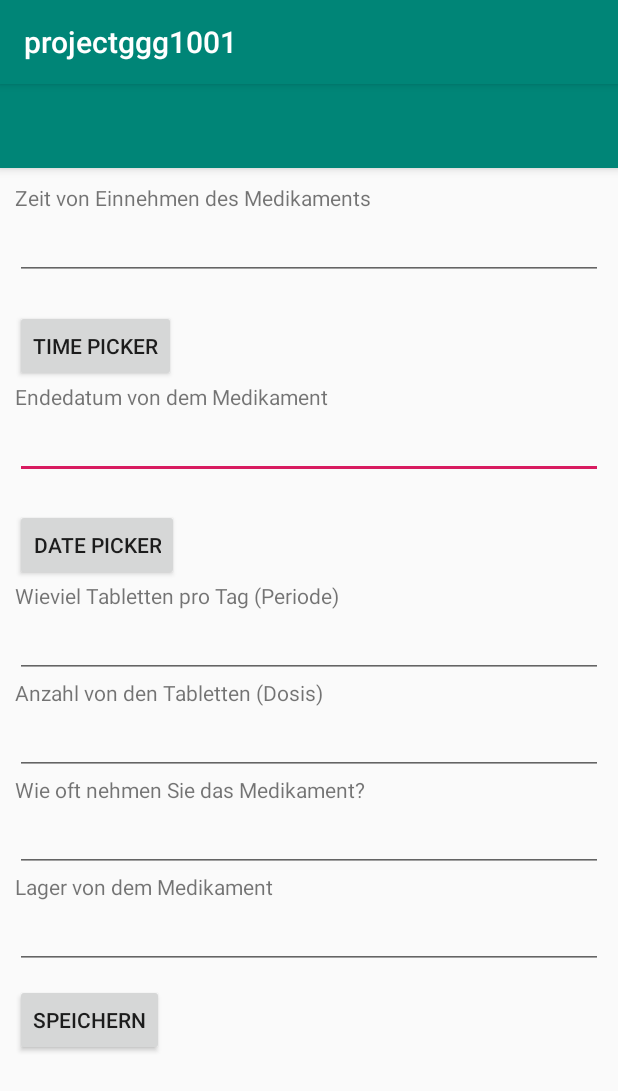
After one commit to gamzef/projectggg1001, an Android app: the MedspeichernActivity2 screen opened directly, with no data from a screen before it, on a phone screen of 412 x 824 dp. The commit adds this screen. Shown: the top 1091 px of the screen. Run offline under Robolectric (Android 15) with nearby library versions, the phone set to English and light mode, and no system bars; our stand-ins replace Firebase (no records; nobody signed in at launch, a user with empty details on screens opened directly).

Commit message:
date&time picker in Medikamente speichern

```diff
--- a/app/build.gradle
+++ b/app/build.gradle
@@ -42,6 +42,7 @@ dependencies {
     implementation 'androidx.cardview:cardview:1.0.0'
     implementation 'com.firebase:firebase-client-android:2.5.2'
     implementation 'com.github.bumptech.glide:glide:3.7.0'
+    implementation 'com.google.firebase:firebase-firestore:21.3.1'
 
 }
 apply plugin: 'com.google.gms.google-services'
--- a/app/src/main/AndroidManifest.xml
+++ b/app/src/main/AndroidManifest.xml
@@ -13,6 +13,7 @@
         android:roundIcon="@mipmap/ic_launcher_round"
         android:supportsRtl="true"
         android:theme="@style/AppTheme">
+        <activity android:name=".MedspeichernActivity2"></activity>
         <activity
             android:name=".MedspeichernActivity"
             android:label="@string/title_activity_medspeichern"
--- /dev/null
+++ b/app/src/main/java/com/example/projectggg1001/DatePickerFragment.java
@@ -0,0 +1,24 @@
+package com.example.projectggg1001;
+
+import android.app.DatePickerDialog;
+import android.app.Dialog;
+import android.os.Bundle;
+
+import androidx.annotation.NonNull;
+import androidx.annotation.Nullable;
+import androidx.fragment.app.DialogFragment;
+
+import java.util.Calendar;
+
+public class DatePickerFragment extends DialogFragment {
+
+    @NonNull
+    @Override
+    public Dialog onCreateDialog(@Nullable Bundle savedInstanceState) {
+        Calendar c = Calendar.getInstance();
+        int year = c.get(Calendar.YEAR);
+        int month = c.get(Calendar.MONTH);
+        int day = c.get(Calendar.DAY_OF_MONTH);
+        return new DatePickerDialog(getActivity(), (DatePickerDialog.OnDateSetListener) getActivity(), year, month, day);
+    }
+}
--- a/app/src/main/java/com/example/projectggg1001/MedspeichernActivity.java
+++ b/app/src/main/java/com/example/projectggg1001/MedspeichernActivity.java
@@ -1,21 +1,35 @@
 package com.example.projectggg1001;
 
+import android.content.Intent;
 import android.os.Bundle;
 
+import com.firebase.client.Firebase;
+import com.google.android.gms.tasks.OnFailureListener;
+import com.google.android.gms.tasks.OnSuccessListener;
 import com.google.android.material.floatingactionbutton.FloatingActionButton;
 import com.google.android.material.snackbar.Snackbar;
+import com.google.firebase.database.DatabaseReference;
+import com.google.firebase.database.FirebaseDatabase;
+import com.google.firebase.firestore.DocumentReference;
+import com.google.firebase.firestore.FirebaseFirestore;
 
+import androidx.annotation.NonNull;
 import androidx.appcompat.app.AppCompatActivity;
 import androidx.appcompat.widget.Toolbar;
 
 import android.view.View;
 import android.widget.Button;
 import android.widget.EditText;
+import android.widget.TextView;
 import android.widget.Toast;
+
+import java.util.HashMap;
 
 public class MedspeichernActivity extends AppCompatActivity {
     private EditText et_medikamente;
     private Button bt_medikamente;
+    private String medikamente_name;
+
 
     @Override
     protected void onCreate(Bundle savedInstanceState) {
@@ -24,6 +38,8 @@ public class MedspeichernActivity extends AppCompatActivity {
 
         et_medikamente = (EditText) findViewById(R.id.et_medikamente);
         bt_medikamente = (Button) findViewById(R.id.button_medikamente);
+        medikamente_name="";
+
         Toolbar toolbar = findViewById(R.id.toolbar);
         setSupportActionBar(toolbar);
 
@@ -35,6 +51,19 @@ public class MedspeichernActivity extends AppCompatActivity {
                         Toast.LENGTH_SHORT).show();
             }
         }
+
+
+        bt_medikamente.setOnClickListener(new View.OnClickListener() {
+            @Override
+            public void onClick(View v) {
+                medikamente_name = et_medikamente.getText().toString();
+                Intent intent2 = new Intent(MedspeichernActivity.this,MedspeichernActivity2.class);
+                intent2.putExtra("medname",medikamente_name);
+                startActivity(intent2);
+                finish();
+            }
+        });
     }
 
+
 }
--- /dev/null
+++ b/app/src/main/java/com/example/projectggg1001/MedspeichernActivity2.java
@@ -0,0 +1,148 @@
+package com.example.projectggg1001;
+
+import androidx.annotation.NonNull;
+import androidx.appcompat.app.AppCompatActivity;
+import androidx.fragment.app.DialogFragment;
+
+import android.app.DatePickerDialog;
+import android.app.TimePickerDialog;
+import android.content.Context;
+import android.content.Intent;
+import android.os.Bundle;
+import android.text.InputType;
+import android.view.MotionEvent;
+import android.view.View;
+import android.widget.Button;
+import android.widget.DatePicker;
+import android.widget.EditText;
+import android.widget.TextView;
+import android.widget.TimePicker;
+import android.widget.Toast;
+
+import com.google.android.gms.tasks.OnFailureListener;
+import com.google.android.gms.tasks.OnSuccessListener;
+import com.google.firebase.firestore.DocumentReference;
+import com.google.firebase.firestore.FirebaseFirestore;
+
+import java.sql.Time;
+import java.text.DateFormat;
+import java.util.Calendar;
+import java.util.HashMap;
+
+public class MedspeichernActivity2 extends AppCompatActivity implements TimePickerDialog.OnTimeSetListener, DatePickerDialog.OnDateSetListener {
+
+    private Button bt_medspeichern;
+    private EditText et_medikamenteinfo1;
+    private EditText et_medikamenteinfo2;
+    private EditText et_medikamenteinfo3;
+    private EditText et_medikamenteinfo4;
+    private EditText et_medikamenteinfo5;
+    private EditText et_medikamenteinfo6;
+    private String medikamente_zeit;
+    private String medikamente_datum;
+    private String medikamente_periode;
+    private String medikamente_dosis;
+    private String medikamente_wieoft;
+    private String medikamente_lager;
+    TimePickerDialog timePickerDialog;
+    TextView tview; //silinecek
+
+    private FirebaseFirestore firebaseFirestore;
+
+    @Override
+    protected void onCreate(Bundle savedInstanceState) {
+        super.onCreate(savedInstanceState);
+        setContentView(R.layout.activity_medspeichern2);
+
+        firebaseFirestore = FirebaseFirestore.getInstance();
+        et_medikamenteinfo1 = (EditText) findViewById(R.id.et_medikamenteinfo1);
+        et_medikamenteinfo1 = (EditText) findViewById(R.id.et_medikamenteinfo2);
+        et_medikamenteinfo1 = (EditText) findViewById(R.id.et_medikamenteinfo3);
+        et_medikamenteinfo1 = (EditText) findViewById(R.id.et_medikamenteinfo4);
+        et_medikamenteinfo1 = (EditText) findViewById(R.id.et_medikamenteinfo5);
+        et_medikamenteinfo1 = (EditText) findViewById(R.id.et_medikamenteinfo6);
+        bt_medspeichern = (Button) findViewById(R.id.button_medspeichern);
+
+        Button button = (Button) findViewById(R.id.medikamenteinfo1);
+        button.setOnClickListener(new View.OnClickListener() {
+            @Override
+            public void onClick(View v) {
+                DialogFragment timePicker = new TimePickerFragment();
+                timePicker.show(getSupportFragmentManager(),"time picker");
+            }
+        });
+
+        Button button1 = (Button) findViewById(R.id.medikamenteinfo2);
+        button1.setOnClickListener(new View.OnClickListener() {
+            @Override
+            public void onClick(View v) {
+                DialogFragment datePicker = new DatePickerFragment();
+                datePicker.show(getSupportFragmentManager(), "date picker");
+            }
+        });
+
+        medikamente_zeit = et_medikamenteinfo1.getText().toString();
+        medikamente_datum = et_medikamenteinfo1.getText().toString();
+        medikamente_periode = et_medikamenteinfo1.getText().toString();
+        medikamente_dosis = et_medikamenteinfo1.getText().toString();
+        medikamente_wieoft = et_medikamenteinfo1.getText().toString();
+        medikamente_lager = et_medikamenteinfo1.getText().toString();
+
+        //önceki intentten ilaç ismi alınır.
+        Intent intent = getIntent();
+        String medname = intent.getStringExtra("medname");
+
+        //ÇALIŞMIYOR
+        et_medikamenteinfo1.setOnTouchListener(new View.OnTouchListener() {
+            @Override
+            public boolean onTouch(View v, MotionEvent event) {
+                DialogFragment timePicker = new TimePickerFragment();
+                timePicker.show(getSupportFragmentManager(),"time picker");
+                //ilackaydet(medikamente_zeit,medikamente_datum,medikamente_periode,medikamente_dosis,medikamente_wieoft,medikamente_lager);
+                return false;
+            }
+        });
+    }
+
+    @Override
+    public void onTimeSet(TimePicker view, int hourOfDay, int minute) {
+        et_medikamenteinfo1.setText(hourOfDay + ":" + minute);
+    }
+
+    @Override
+    public void onDateSet(DatePicker view, int year, int month, int dayOfMonth) {
+        Calendar c = Calendar.getInstance();
+        c.set(Calendar.YEAR, year);
+        c.set(Calendar.MONTH, month);
+        c.set(Calendar.DAY_OF_MONTH,dayOfMonth);
+        String currentDateString = DateFormat.getDateInstance(DateFormat.FULL).format(c.getTime());
+
+        /*  BU ŞEKİLDE TEXTVİEW İ DEĞİŞTİREBİLİRSİN
+        TextView textView = (TextView) findViewById(R.id.textView);
+        textView.setText(currentDateString);*/
+    }
+
+    private void ilackaydet(String et_medikamenteinfo1, String et_medikamenteinfo2, String et_medikamenteinfo3, String et_medikamenteinfo4, String et_medikamenteinfo5, String et_medikamenteinfo6){
+        HashMap<String, Object> addMed1 = new HashMap<>();
+        addMed1.put("medikamentezeit",et_medikamenteinfo1);
+        addMed1.put("medikamenteendedatum",et_medikamenteinfo2);
+        addMed1.put("medikamenteperiode",et_medikamenteinfo3);
+        addMed1.put("medikamentedosis",et_medikamenteinfo4);
+        addMed1.put("medikamentewieoft",et_medikamenteinfo5);
+        addMed1.put("medikamentelager",et_medikamenteinfo6);
+
+        firebaseFirestore.collection("medikamente").add(addMed1).addOnSuccessListener(new OnSuccessListener<DocumentReference>() {
+            @Override
+            public void onSuccess(DocumentReference documentReference) {
+
+
+            }
+        }).addOnFailureListener(new OnFailureListener() {
+            @Override
+            public void onFailure(@NonNull Exception e) {
+                Toast.makeText(MedspeichernActivity2.this,e.getLocalizedMessage().toString(),Toast.LENGTH_LONG).show();
+            }
+        });
+
+    }
+}
--- /dev/null
+++ b/app/src/main/java/com/example/projectggg1001/TimePickerFragment.java
@@ -0,0 +1,25 @@
+package com.example.projectggg1001;
+
+import android.app.Dialog;
+import android.app.TimePickerDialog;
+import android.os.Bundle;
+import android.text.format.DateFormat;
+
+import androidx.annotation.NonNull;
+import androidx.annotation.Nullable;
+import androidx.fragment.app.DialogFragment;
+
+import java.util.Calendar;
+
+
+public class TimePickerFragment extends DialogFragment {
+    @NonNull
+    @Override
+    public Dialog onCreateDialog(@Nullable Bundle savedInstanceState) {
+        Calendar c = Calendar.getInstance();
+        int hour = c.get(Calendar.HOUR_OF_DAY);
+        int minute = c.get(Calendar.MINUTE);
+
+        return new TimePickerDialog(getActivity(), (TimePickerDialog.OnTimeSetListener) getActivity(),hour,minute,true);
+    }
+}
--- /dev/null
+++ b/app/src/main/res/layout/activity_medspeichern2.xml
@@ -0,0 +1,25 @@
+<?xml version="1.0" encoding="utf-8"?>
+<androidx.coordinatorlayout.widget.CoordinatorLayout xmlns:android="http://schemas.android.com/apk/res/android"
+    xmlns:app="http://schemas.android.com/apk/res-auto"
+    xmlns:tools="http://schemas.android.com/tools"
+    android:layout_width="match_parent"
+    android:layout_height="match_parent"
+    tools:context=".MedspeichernActivity2">
+
+    <com.google.android.material.appbar.AppBarLayout
+        android:layout_width="match_parent"
+        android:layout_height="wrap_content"
+        android:theme="@style/AppTheme.AppBarOverlay">
+
+        <androidx.appcompat.widget.Toolbar
+            android:id="@+id/toolbar"
+            android:layout_width="match_parent"
+            android:layout_height="?attr/actionBarSize"
+            android:background="?attr/colorPrimary"
+            app:popupTheme="@style/AppTheme.PopupOverlay" />
+
+    </com.google.android.material.appbar.AppBarLayout>
+
+    <include layout="@layout/content_medspeichern2" />
+
+</androidx.coordinatorlayout.widget.CoordinatorLayout>
--- /dev/null
+++ b/app/src/main/res/layout/content_medspeichern2.xml
@@ -0,0 +1,133 @@
+<?xml version="1.0" encoding="utf-8"?>
+<ScrollView xmlns:android="http://schemas.android.com/apk/res/android"
+    xmlns:app="http://schemas.android.com/apk/res-auto"
+    xmlns:tools="http://schemas.android.com/tools"
+    android:layout_width="match_parent"
+    android:layout_height="match_parent"
+    app:layout_behavior="@string/appbar_scrolling_view_behavior"
+    tools:context=".MedspeichernActivity2"
+    android:orientation="vertical"
+    tools:showIn="@layout/activity_medspeichern2"
+    android:padding="10dp">
+
+    <LinearLayout
+        android:layout_width="match_parent"
+        android:layout_height="match_parent"
+        android:orientation="vertical">
+
+        <TextView
+            android:layout_width="wrap_content"
+            android:layout_height="wrap_content"
+            android:text="Zeit von Einnehmen des Medikaments">
+
+        </TextView>
+
+
+
+        <androidx.appcompat.widget.AppCompatEditText
+            android:id="@+id/et_medikamenteinfo1"
+            android:layout_width="match_parent"
+            android:layout_height="wrap_content"
+            android:ems="10"
+            android:layout_marginBottom="10dp"
+            android:inputType="time"
+            android:focusableInTouchMode="false"/>
+
+        <Button
+            android:layout_width="wrap_content"
+            android:layout_height="wrap_content"
+            android:id="@+id/medikamenteinfo1"
+            android:text="time picker"
+            android:layout_marginTop="10dp">
+
+        </Button>
+
+        <TextView
+            android:layout_width="wrap_content"
+            android:layout_height="wrap_content"
+            android:text="Endedatum von dem Medikament">
+
+        </TextView>
+
+        <EditText
+            android:id="@+id/et_medikamenteinfo2"
+            android:layout_width="match_parent"
+            android:layout_height="wrap_content"
+            android:ems="10"
+            android:layout_marginBottom="10dp"
+            android:inputType="date" />
+
+        <Button
+            android:layout_width="wrap_content"
+            android:layout_height="wrap_content"
+            android:id="@+id/medikamenteinfo2"
+            android:text="date picker"
+            android:layout_marginTop="10dp">
+        </Button>
+
+        <TextView
+            android:layout_width="wrap_content"
+            android:layout_height="wrap_content"
+            android:text="Wieviel Tabletten pro Tag (Periode)">
+
+        </TextView>
+        <EditText
+            android:id="@+id/et_medikamenteinfo3"
+            android:layout_width="match_parent"
+            android:layout_height="wrap_content"
+            android:ems="10"
+            android:inputType="textPersonName" />
+
+        <TextView
+            android:layout_width="wrap_content"
+            android:layout_height="wrap_content"
+            android:text="Anzahl von den Tabletten (Dosis)">
+
+        </TextView>
+        <EditText
+            android:id="@+id/et_medikamenteinfo4"
+            android:layout_width="match_parent"
+            android:layout_height="wrap_content"
+            android:ems="10"
+            android:inputType="textPersonName" />
+
+        <TextView
+            android:layout_width="wrap_content"
+            android:layout_height="wrap_content"
+            android:text="Wie oft nehmen Sie das Medikament?">
+
+        </TextView>
+        <EditText
+            android:id="@+id/et_medikamenteinfo5"
+            android:layout_width="match_parent"
+            android:layout_height="wrap_content"
+            android:ems="10"
+            android:inputType="textPersonName" />
+
+        <TextView
+            android:layout_width="wrap_content"
+            android:layout_height="wrap_content"
+            android:text="Lager von dem Medikament">
+
+        </TextView>
+        <EditText
+            android:id="@+id/et_medikamenteinfo6"
+            android:layout_width="match_parent"
+            android:layout_height="wrap_content"
+            android:ems="10"
+            android:inputType="textPersonName" />
+
+        <Button
+            android:layout_width="wrap_content"
+            android:layout_height="wrap_content"
+            android:id="@+id/button_medspeichern"
+            android:text="Speichern"
+            android:layout_marginTop="10dp">
+
+        </Button>
+
+
+
+    </LinearLayout>
+
+</ScrollView>
```
